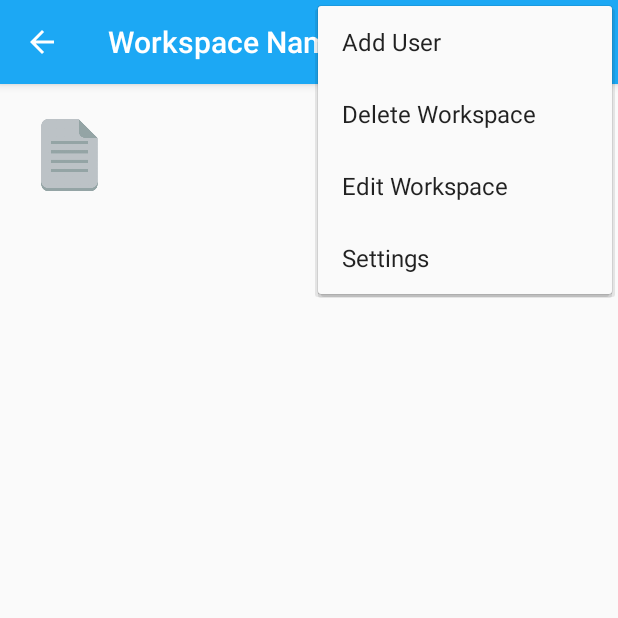
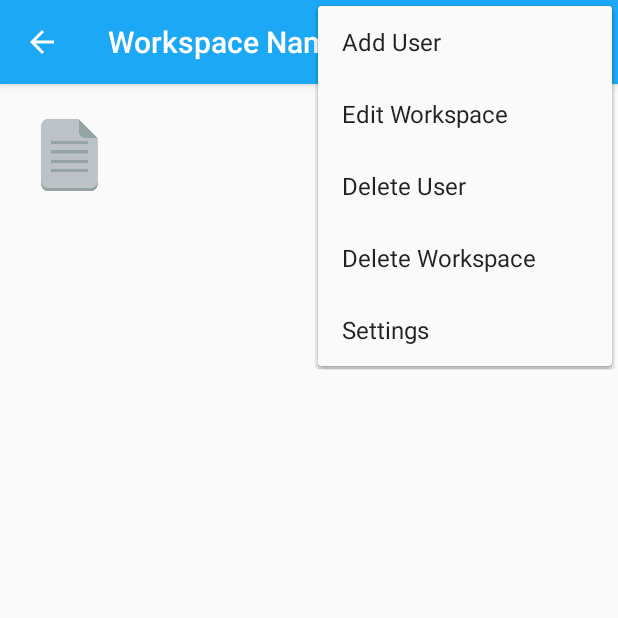
Before and after one commit to shelan/AirDesk, an Android app: the WorkspaceDetailViewActivity screen opened directly, with no data from a screen before it, with the options menu open, on a phone screen of 412 x 824 dp, the top half of it. Run offline under Robolectric (Android 15) with nearby library versions, the phone set to English and light mode, and no system bars; 2 statements that could not run were skipped.

Commit message:
remove user from workspace functionality

```diff
--- a/app/src/main/java/pt/ulisboa/tecnico/cmov/airdesk/manager/WorkspaceManager.java
+++ b/app/src/main/java/pt/ulisboa/tecnico/cmov/airdesk/manager/WorkspaceManager.java
@@ -275,15 +275,15 @@ public class WorkspaceManager {
         }
     }
 
-    public void removeFromForeignWorkspace(String workspaceName,String nickName){
+    public void removeFromForeignWorkspace(String workspaceName,String userId){
         User user = userManager.getOwner();
         user.removeFromForeignWorkspaceList(workspaceName);
         userManager.updateOwner(user);
 
-        metadataManager.deleteForeignWorkspace(workspaceName, nickName);
+        metadataManager.deleteForeignWorkspace(workspaceName, userId);
 
         //TODO Check whether we need to delete the foreign_ws folder,
-        String foreignWSFolderPath=Constants.FOREIGN_WORKSPACE_DIR+File.separator+nickName +
+        String foreignWSFolderPath=Constants.FOREIGN_WORKSPACE_DIR+File.separator+userId +
                 File.separator + workspaceName;
         FileUtils.deleteFolder(foreignWSFolderPath);
     }
--- a/app/src/main/res/menu/menu_workspace_detail_view.xml
+++ b/app/src/main/res/menu/menu_workspace_detail_view.xml
@@ -16,13 +16,18 @@
         android:title="Add User" />
 
     <item
+        android:id="@+id/edit_workspace"
+        app:showAsAction="never"
+        android:title="Edit Workspace" />
+
+    <item
+        android:id="@+id/delete_user"
+        app:showAsAction="never"
+        android:title="Delete User" />
+
+    <item
         android:id="@+id/delete_workspace"
         app:showAsAction="never"
         android:title="Delete Workspace" />
 
-    <item
-        android:id="@+id/edit_workspace"
-        app:showAsAction="never"
-        android:title="Edit Workspace" />
-
 </menu>
--- a/app/src/main/res/values/strings.xml
+++ b/app/src/main/res/values/strings.xml
@@ -12,6 +12,7 @@
     <string name="title_activity_text_file_edit">FileName....</string>
     <string name="title_activity_create_file">Create File</string>
     <string name="add_to_acess_list">Add to Access List</string>
+    <string name="remove_from_acess_list">Remove from Access List</string>
     <string name="add_subscribed_tag">Update Tags</string>
     <string name="clear">Clear</string>
     <string name="title_activity_create_user">Create Account</string>
```
Also changed, not shown: app/src/main/java/pt/ulisboa/tecnico/cmov/airdesk/activity/WorkspaceDetailViewActivity.java (+27 -0 lines).
